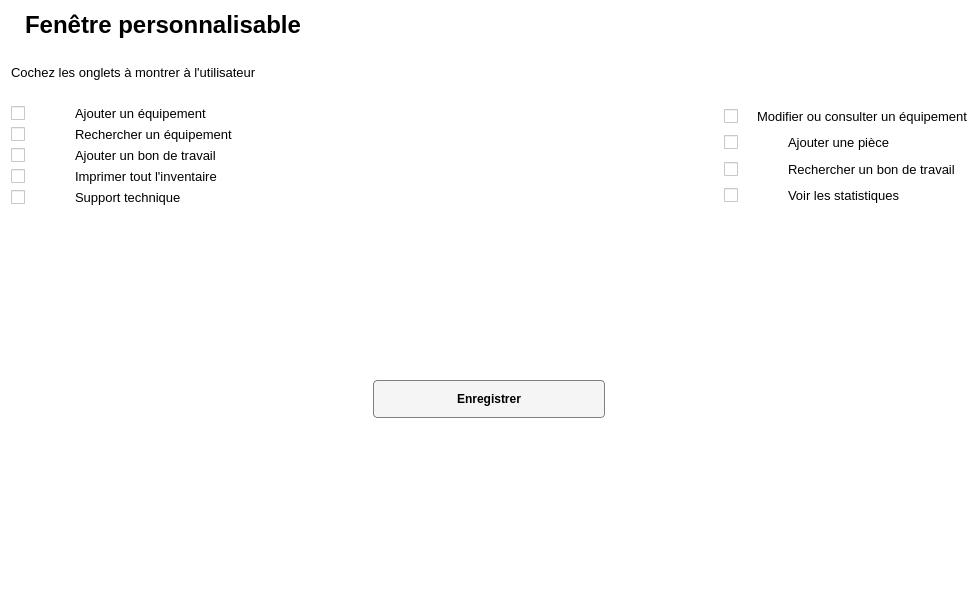
Old version of the form Interface/FenetresEnUI/FenetrePersonnalisable1.ui in the repository ProjetPC2/SIMM2.0-DEV.
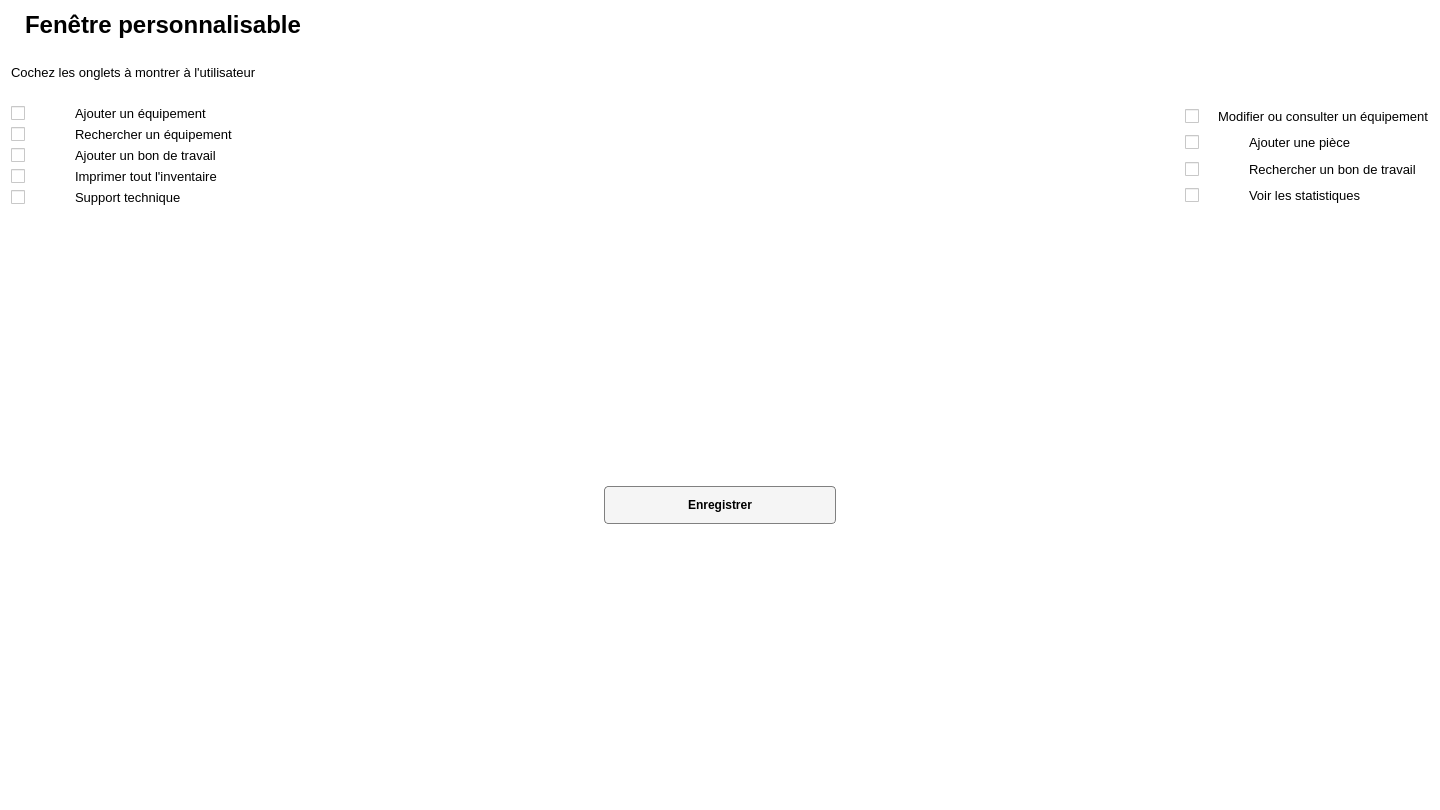
New version of the form. Icons and pictures are not drawn.

```diff
--- a/Interface/FenetresEnUI/FenetrePersonnalisable1.ui
+++ b/Interface/FenetresEnUI/FenetrePersonnalisable1.ui
@@ -6,8 +6,8 @@
    <rect>
     <x>0</x>
     <y>0</y>
-    <width>979</width>
-    <height>598</height>
+    <width>1440</width>
+    <height>810</height>
    </rect>
   </property>
   <property name="windowTitle">
```
